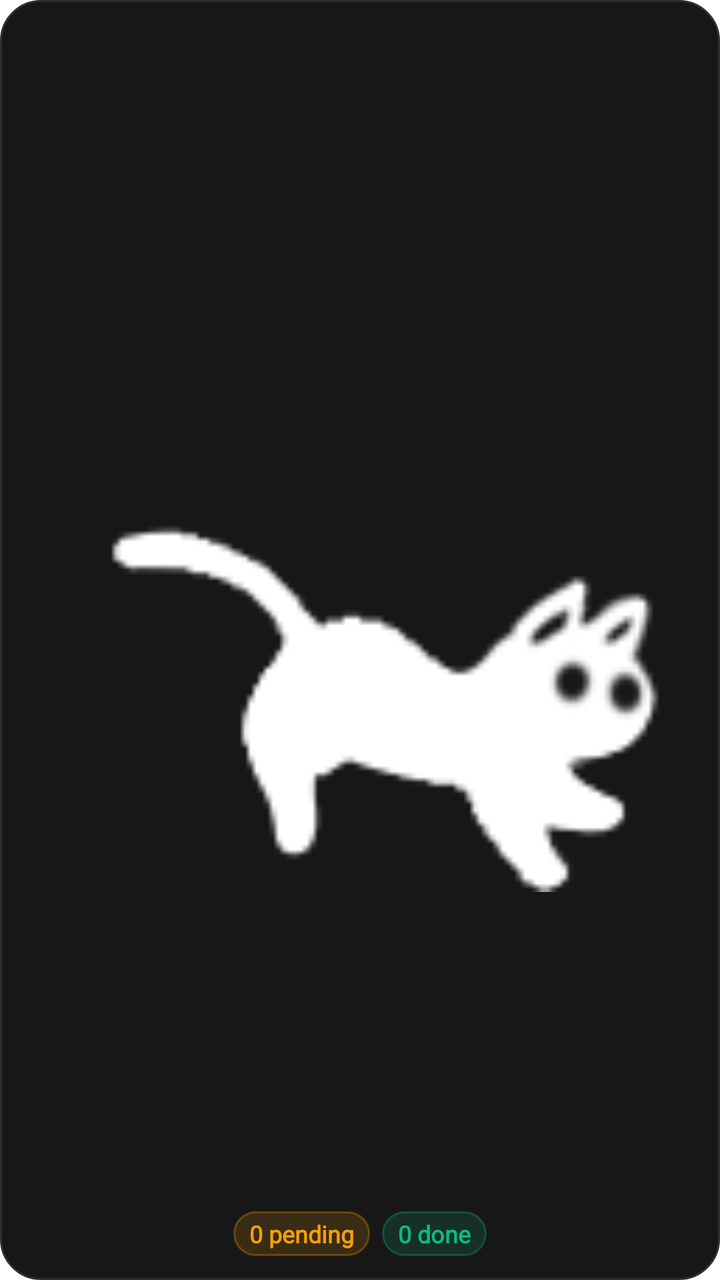
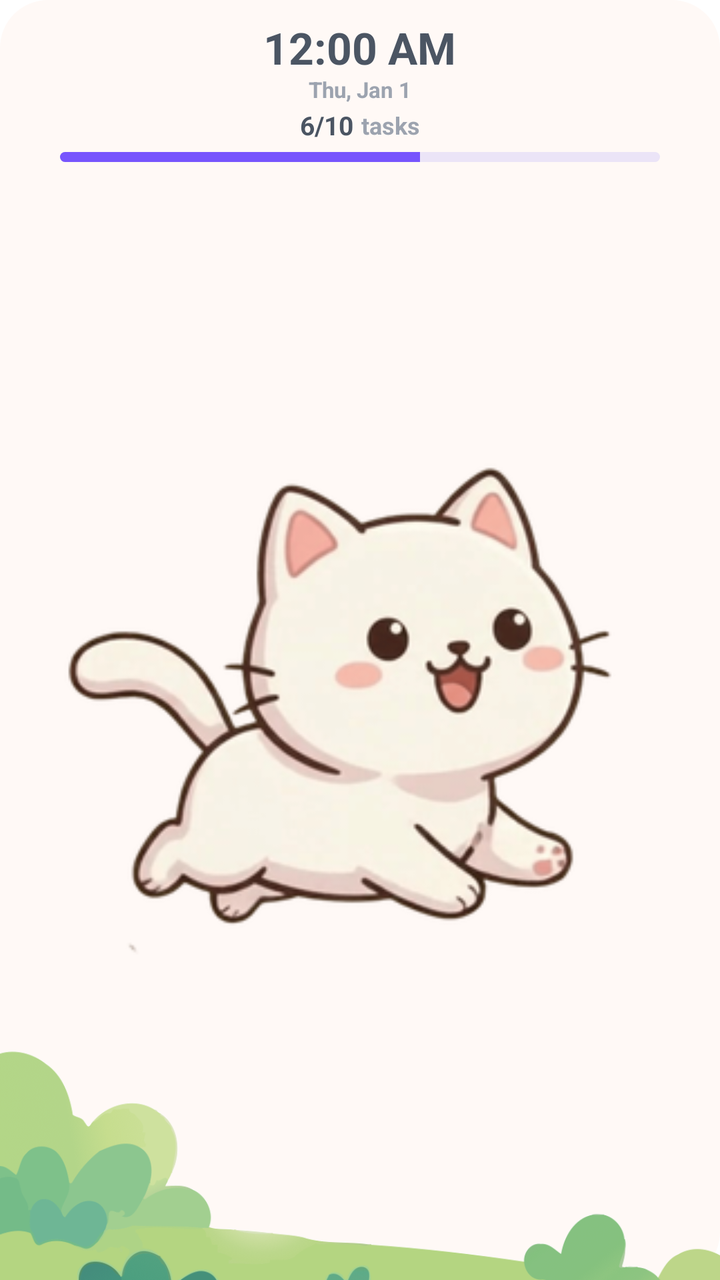

An Android layout rendered at two revisions. The XML below is the earlier revision; the diff shows what the commit changed to produce the second picture.
<!-- AndroidManifest.xml: fallback theme Theme.MaterialComponents.DayNight.NoActionBar -->
<!-- res/layout/todocat_cat_widget.xml -->
<?xml version="1.0" encoding="utf-8"?>
<LinearLayout xmlns:android="http://schemas.android.com/apk/res/android"
    android:id="@+id/widget_cat_root"
    android:layout_width="match_parent"
    android:layout_height="match_parent"
    android:background="@drawable/widget_background"
    android:gravity="center"
    android:orientation="vertical"
    android:padding="12dp">

    
    <FrameLayout
        android:layout_width="match_parent"
        android:layout_height="0dp"
        android:layout_weight="1">

        
        <ViewFlipper
            android:id="@+id/widget_cat_flipper"
            android:layout_width="match_parent"
            android:layout_height="match_parent"
            android:layout_gravity="center"
            android:autoStart="true"
            android:flipInterval="100">

            <ImageView
                android:id="@+id/widget_cat_frame_0"
                android:layout_width="match_parent"
                android:layout_height="match_parent"
                android:scaleType="fitCenter"
                android:src="@drawable/cat_white_0" />

            <ImageView
                android:id="@+id/widget_cat_frame_1"
                android:layout_width="match_parent"
                android:layout_height="match_parent"
                android:scaleType="fitCenter"
                android:src="@drawable/cat_white_1" />

            <ImageView
                android:id="@+id/widget_cat_frame_2"
                android:layout_width="match_parent"
                android:layout_height="match_parent"
                android:scaleType="fitCenter"
                android:src="@drawable/cat_white_2" />

            <ImageView
                android:id="@+id/widget_cat_frame_3"
                android:layout_width="match_parent"
                android:layout_height="match_parent"
                android:scaleType="fitCenter"
                android:src="@drawable/cat_white_3" />

            <ImageView
                android:id="@+id/widget_cat_frame_4"
                android:layout_width="match_parent"
                android:layout_height="match_parent"
                android:scaleType="fitCenter"
                android:src="@drawable/cat_white_4" />

            <ImageView
                android:id="@+id/widget_cat_frame_5"
                android:layout_width="match_parent"
                android:layout_height="match_parent"
                android:scaleType="fitCenter"
                android:src="@drawable/cat_white_5" />

            <ImageView
                android:id="@+id/widget_cat_frame_6"
                android:layout_width="match_parent"
                android:layout_height="match_parent"
                android:scaleType="fitCenter"
                android:src="@drawable/cat_white_6" />
        </ViewFlipper>

        
        <ImageView
            android:id="@+id/widget_cat_sleeping"
            android:layout_width="match_parent"
            android:layout_height="match_parent"
            android:layout_gravity="center"
            android:scaleType="fitCenter"
            android:src="@drawable/cat_white_0"
            android:visibility="gone" />
    </FrameLayout>

    
    <LinearLayout
        android:id="@+id/widget_cat_counts_row"
        android:layout_width="wrap_content"
        android:layout_height="wrap_content"
        android:layout_marginTop="6dp"
        android:gravity="center"
        android:orientation="horizontal">

        
        <TextView
            android:id="@+id/widget_cat_pending_count"
            android:layout_width="wrap_content"
            android:layout_height="wrap_content"
            android:background="@drawable/widget_count_badge_pending"
            android:fontFamily="@font/sniglet"
            android:paddingStart="8dp"
            android:paddingTop="3dp"
            android:paddingEnd="8dp"
            android:paddingBottom="3dp"
            android:text="0 pending"
            android:textColor="#F59E0B"
            android:textSize="12sp"
            android:textStyle="bold" />

        
        <TextView
            android:id="@+id/widget_cat_completed_count"
            android:layout_width="wrap_content"
            android:layout_height="wrap_content"
            android:layout_marginStart="6dp"
            android:background="@drawable/widget_count_badge_completed"
            android:fontFamily="@font/sniglet"
            android:paddingStart="8dp"
            android:paddingTop="3dp"
            android:paddingEnd="8dp"
            android:paddingBottom="3dp"
            android:text="0 done"
            android:textColor="#10B981"
            android:textSize="12sp"
            android:textStyle="bold" />
    </LinearLayout>

</LinearLayout>
<!-- resources referenced by this layout -->
<resources>
  <!-- drawable cat_white_0: png bitmap (drawable, 2190 bytes) -->
  <!-- drawable cat_white_1: png bitmap (drawable, 2000 bytes) -->
  <!-- drawable cat_white_2: png bitmap (drawable, 1986 bytes) -->
  <!-- drawable cat_white_3: png bitmap (drawable, 2250 bytes) -->
  <!-- drawable cat_white_4: png bitmap (drawable, 2505 bytes) -->
  <!-- drawable cat_white_5: png bitmap (drawable, 2565 bytes) -->
  <!-- drawable cat_white_6: png bitmap (drawable, 2297 bytes) -->
  <!-- drawable widget_background (drawable) -->
  <?xml version="1.0" encoding="utf-8"?>
  <shape xmlns:android="http://schemas.android.com/apk/res/android">
      <solid android:color="#171717"/>
      <stroke android:width="1dp" android:color="#2E2E2E"/>
      <corners android:radius="20dp"/>
  </shape>
  <!-- drawable widget_count_badge_completed (drawable) -->
  <?xml version="1.0" encoding="utf-8"?>
  <shape xmlns:android="http://schemas.android.com/apk/res/android">
      <solid android:color="#2610B981" />
      <corners android:radius="12dp" />
      <stroke android:width="1dp" android:color="#4D10B981" />
  </shape>
  <!-- drawable widget_count_badge_pending (drawable) -->
  <?xml version="1.0" encoding="utf-8"?>
  <shape xmlns:android="http://schemas.android.com/apk/res/android">
      <solid android:color="#26F59E0B" />
      <corners android:radius="12dp" />
      <stroke android:width="1dp" android:color="#4DF59E0B" />
  </shape>
</resources>

<!-- the commit's change to res/layout/todocat_cat_widget.xml (unified diff, before → after) -->
@@ -1,130 +1,223 @@
 <?xml version="1.0" encoding="utf-8"?>
-<LinearLayout xmlns:android="http://schemas.android.com/apk/res/android"
+<FrameLayout xmlns:android="http://schemas.android.com/apk/res/android"
     android:id="@+id/widget_cat_root"
     android:layout_width="match_parent"
     android:layout_height="match_parent"
-    android:background="@drawable/widget_background"
-    android:gravity="center"
-    android:orientation="vertical"
-    android:padding="12dp">
+    android:background="@drawable/widget_cat_background">
 
     
-    <FrameLayout
+    <ImageView
+        android:id="@+id/widget_cat_grass_bg"
         android:layout_width="match_parent"
-        android:layout_height="0dp"
-        android:layout_weight="1">
-
-        
-        <ViewFlipper
-            android:id="@+id/widget_cat_flipper"
+        android:layout_height="match_parent"
+        android:scaleType="fitEnd"
+        android:src="@drawable/widget_cat_grass" />
+
+    
+    <LinearLayout
+        android:layout_width="match_parent"
+        android:layout_height="match_parent"
+        android:gravity="center_horizontal"
+        android:orientation="vertical"
+        android:paddingStart="12dp"
+        android:paddingTop="12dp"
+        android:paddingEnd="12dp"
+        android:paddingBottom="4dp">
+
+        
+        <TextClock
+            android:id="@+id/widget_cat_time"
+            android:layout_width="wrap_content"
+            android:layout_height="wrap_content"
+            android:fontFamily="sans-serif-rounded"
+            android:format12Hour="h:mm a"
+            android:format24Hour="HH:mm"
+            android:includeFontPadding="false"
+            android:textColor="#4B5563"
+            android:textSize="22sp"
+            android:textStyle="bold" />
+
+        
+        <TextClock
+            android:id="@+id/widget_cat_date"
+            android:layout_width="wrap_content"
+            android:layout_height="wrap_content"
+            android:layout_marginTop="1dp"
+            android:fontFamily="sans-serif-rounded"
+            android:format12Hour="EEE, MMM d"
+            android:format24Hour="EEE, MMM d"
+            android:includeFontPadding="false"
+            android:textColor="#9CA3AF"
+            android:textSize="11sp"
+            android:textStyle="bold" />
+
+        
+        <LinearLayout
+            android:id="@+id/widget_cat_ratio_container"
+            android:layout_width="wrap_content"
+            android:layout_height="wrap_content"
+            android:layout_marginTop="4dp"
+            android:gravity="center_vertical"
+            android:orientation="horizontal">
+
+            <TextView
+                android:id="@+id/widget_cat_ratio"
+                android:layout_width="wrap_content"
+                android:layout_height="wrap_content"
+                android:fontFamily="sans-serif-rounded"
+                android:includeFontPadding="false"
+                android:text="6/10"
+                android:textColor="#4B5563"
+                android:textSize="13sp"
+                android:textStyle="bold" />
+
+            <TextView
+                android:id="@+id/widget_cat_ratio_label"
+                android:layout_width="wrap_content"
+                android:layout_height="wrap_content"
+                android:layout_marginStart="4dp"
+                android:fontFamily="sans-serif-rounded"
+                android:includeFontPadding="false"
+                android:text="tasks"
+                android:textColor="#9CA3AF"
+                android:textSize="12sp"
+                android:textStyle="bold" />
+        </LinearLayout>
+
+        
+        <ProgressBar
+            android:id="@+id/widget_cat_progress"
+            style="?android:attr/progressBarStyleHorizontal"
             android:layout_width="match_parent"
-            android:layout_height="match_parent"
-            android:layout_gravity="center"
-            android:autoStart="true"
-            android:flipInterval="100">
-
-            <ImageView
-                android:id="@+id/widget_cat_frame_0"
+            android:layout_height="5dp"
+            android:layout_marginStart="18dp"
+            android:layout_marginTop="5dp"
+            android:layout_marginEnd="18dp"
+            android:max="100"
+            android:progress="60"
+            android:progressDrawable="@drawable/widget_cat_progress" />
+
+        
+        <FrameLayout
+            android:id="@+id/widget_cat_container"
+            android:layout_width="match_parent"
+            android:layout_height="0dp"
+            android:layout_weight="1"
+            android:layout_marginTop="2dp">
+
+            
+            <ViewFlipper
+                android:id="@+id/widget_cat_flipper"
                 android:layout_width="match_parent"
                 android:layout_height="match_parent"
-                android:scaleType="fitCenter"
-                android:src="@drawable/cat_white_0" />
-
-            <ImageView
-                android:id="@+id/widget_cat_frame_1"
+                android:layout_gravity="center"
+                android:autoStart="true"
+                android:flipInterval="100">
+
+                <ImageView
+                    android:id="@+id/widget_cat_frame_0"
+                    android:layout_width="match_parent"
+                    android:layout_height="match_parent"
+                    android:scaleType="fitCenter"
+                    android:src="@drawable/cat_white_0" />
+
+                <ImageView
+                    android:id="@+id/widget_cat_frame_1"
+                    android:layout_width="match_parent"
+                    android:layout_height="match_parent"
+                    android:scaleType="fitCenter"
+                    android:src="@drawable/cat_white_1" />
+
+                <ImageView
+                    android:id="@+id/widget_cat_frame_2"
+                    android:layout_width="match_parent"
+                    android:layout_height="match_parent"
+                    android:scaleType="fitCenter"
+                    android:src="@drawable/cat_white_2" />
+
+                <ImageView
+                    android:id="@+id/widget_cat_frame_3"
+                    android:layout_width="match_parent"
+                    android:layout_height="match_parent"
+                    android:scaleType="fitCenter"
+                    android:src="@drawable/cat_white_3" />
+
+                <ImageView
+                    android:id="@+id/widget_cat_frame_4"
+                    android:layout_width="match_parent"
+                    android:layout_height="match_parent"
+                    android:scaleType="fitCenter"
+                    android:src="@drawable/cat_white_4" />
+
+                <ImageView
+                    android:id="@+id/widget_cat_frame_5"
+                    android:layout_width="match_parent"
+                    android:layout_height="match_parent"
+                    android:scaleType="fitCenter"
+                    android:src="@drawable/cat_white_5" />
+
+                <ImageView
+                    android:id="@+id/widget_cat_frame_6"
+                    android:layout_width="match_parent"
+                    android:layout_height="match_parent"
+                    android:scaleType="fitCenter"
+                    android:src="@drawable/cat_white_6" />
+            </ViewFlipper>
+
+            
+            <ViewFlipper
+                android:id="@+id/widget_cat_sleeping"
                 android:layout_width="match_parent"
                 android:layout_height="match_parent"
-                android:scaleType="fitCenter"
-                android:src="@drawable/cat_white_1" />
-
-            <ImageView
-                android:id="@+id/widget_cat_frame_2"
-                android:layout_width="match_parent"
-                android:layout_height="match_parent"
-                android:scaleType="fitCenter"
-                android:src="@drawable/cat_white_2" />
-
-            <ImageView
-                android:id="@+id/widget_cat_frame_3"
-                android:layout_width="match_parent"
-                android:layout_height="match_parent"
-                android:scaleType="fitCenter"
-                android:src="@drawable/cat_white_3" />
-
-            <ImageView
-                android:id="@+id/widget_cat_frame_4"
-                android:layout_width="match_parent"
-                android:layout_height="match_parent"
-                android:scaleType="fitCenter"
-                android:src="@drawable/cat_white_4" />
-
-            <ImageView
-                android:id="@+id/widget_cat_frame_5"
-                android:layout_width="match_parent"
-                android:layout_height="match_parent"
-                android:scaleType="fitCenter"
-                android:src="@drawable/cat_white_5" />
-
-            <ImageView
-                android:id="@+id/widget_cat_frame_6"
-                android:layout_width="match_parent"
-                android:layout_height="match_parent"
-                android:scaleType="fitCenter"
-                android:src="@drawable/cat_white_6" />
-        </ViewFlipper>
-
-        
-        <ImageView
-            android:id="@+id/widget_cat_sleeping"
-            android:layout_width="match_parent"
-            android:layout_height="match_parent"
-            android:layout_gravity="center"
-            android:scaleType="fitCenter"
-            android:src="@drawable/cat_white_0"
-            android:visibility="gone" />
-    </FrameLayout>
-
-    
-    <LinearLayout
-        android:id="@+id/widget_cat_counts_row"
-        android:layout_width="wrap_content"
-        android:layout_height="wrap_content"
-        android:layout_marginTop="6dp"
-        android:gravity="center"
-        android:orientation="horizontal">
-
-        
-        <TextView
-            android:id="@+id/widget_cat_pending_count"
-            android:layout_width="wrap_content"
-            android:layout_height="wrap_content"
-            android:background="@drawable/widget_count_badge_pending"
-            android:fontFamily="@font/sniglet"
-            android:paddingStart="8dp"
-            android:paddingTop="3dp"
-            android:paddingEnd="8dp"
-            android:paddingBottom="3dp"
-            android:text="0 pending"
-            android:textColor="#F59E0B"
-            android:textSize="12sp"
-            android:textStyle="bold" />
-
-        
-        <TextView
-            android:id="@+id/widget_cat_completed_count"
-            android:layout_width="wrap_content"
-            android:layout_height="wrap_content"
-            android:layout_marginStart="6dp"
-            android:background="@drawable/widget_count_badge_completed"
-            android:fontFamily="@font/sniglet"
-            android:paddingStart="8dp"
-            android:paddingTop="3dp"
-            android:paddingEnd="8dp"
-            android:paddingBottom="3dp"
-            android:text="0 done"
-            android:textColor="#10B981"
-            android:textSize="12sp"
-            android:textStyle="bold" />
+                android:layout_gravity="center"
+                android:autoStart="true"
+                android:flipInterval="350"
+                android:visibility="gone">
+
+                <ImageView
+                    android:id="@+id/widget_cat_sleep_0"
+                    android:layout_width="match_parent"
+                    android:layout_height="match_parent"
+                    android:scaleType="fitCenter"
+                    android:src="@drawable/cat_white_sleep_0" />
+
+                <ImageView
+                    android:id="@+id/widget_cat_sleep_1"
+                    android:layout_width="match_parent"
+                    android:layout_height="match_parent"
+                    android:scaleType="fitCenter"
+                    android:src="@drawable/cat_white_sleep_1" />
+
+                <ImageView
+                    android:id="@+id/widget_cat_sleep_2"
+                    android:layout_width="match_parent"
+                    android:layout_height="match_parent"
+                    android:scaleType="fitCenter"
+                    android:src="@drawable/cat_white_sleep_2" />
+
+                <ImageView
+                    android:id="@+id/widget_cat_sleep_3"
+                    android:layout_width="match_parent"
+                    android:layout_height="match_parent"
+                    android:scaleType="fitCenter"
+                    android:src="@drawable/cat_white_sleep_3" />
+
+                <ImageView
+                    android:id="@+id/widget_cat_sleep_4"
+                    android:layout_width="match_parent"
+                    android:layout_height="match_parent"
+                    android:scaleType="fitCenter"
+                    android:src="@drawable/cat_white_sleep_4" />
+
+                <ImageView
+                    android:id="@+id/widget_cat_sleep_5"
+                    android:layout_width="match_parent"
+                    android:layout_height="match_parent"
+                    android:scaleType="fitCenter"
+                    android:src="@drawable/cat_white_sleep_5" />
+            </ViewFlipper>
+        </FrameLayout>
+
     </LinearLayout>
 
-</LinearLayout>
+</FrameLayout>
<!-- resource entries referenced after the edit -->
@@ -1,32 +1,43 @@
 <!-- resources referenced by this layout -->
 <resources>
-  <!-- drawable cat_white_0: png bitmap (drawable, 2190 bytes) -->
-  <!-- drawable cat_white_1: png bitmap (drawable, 2000 bytes) -->
-  <!-- drawable cat_white_2: png bitmap (drawable, 1986 bytes) -->
-  <!-- drawable cat_white_3: png bitmap (drawable, 2250 bytes) -->
-  <!-- drawable cat_white_4: png bitmap (drawable, 2505 bytes) -->
-  <!-- drawable cat_white_5: png bitmap (drawable, 2565 bytes) -->
-  <!-- drawable cat_white_6: png bitmap (drawable, 2297 bytes) -->
-  <!-- drawable widget_background (drawable) -->
+  <!-- drawable cat_white_0: png bitmap (drawable, 52245 bytes) -->
+  <!-- drawable cat_white_1: png bitmap (drawable, 53957 bytes) -->
+  <!-- drawable cat_white_2: png bitmap (drawable, 53964 bytes) -->
+  <!-- drawable cat_white_3: png bitmap (drawable, 54060 bytes) -->
+  <!-- drawable cat_white_4: png bitmap (drawable, 56073 bytes) -->
+  <!-- drawable cat_white_5: png bitmap (drawable, 57547 bytes) -->
+  <!-- drawable cat_white_6: png bitmap (drawable, 54485 bytes) -->
+  <!-- drawable cat_white_sleep_0: png bitmap (drawable, 39766 bytes) -->
+  <!-- drawable cat_white_sleep_1: png bitmap (drawable, 40058 bytes) -->
+  <!-- drawable cat_white_sleep_2: png bitmap (drawable, 40201 bytes) -->
+  <!-- drawable cat_white_sleep_3: png bitmap (drawable, 40574 bytes) -->
+  <!-- drawable cat_white_sleep_4: png bitmap (drawable, 42385 bytes) -->
+  <!-- drawable cat_white_sleep_5: png bitmap (drawable, 43227 bytes) -->
+  <!-- drawable widget_cat_background (drawable) -->
   <?xml version="1.0" encoding="utf-8"?>
-  <shape xmlns:android="http://schemas.android.com/apk/res/android">
-      <solid android:color="#171717"/>
-      <stroke android:width="1dp" android:color="#2E2E2E"/>
-      <corners android:radius="20dp"/>
+  <shape xmlns:android="http://schemas.android.com/apk/res/android"
+      android:shape="rectangle">
+      <solid android:color="#FFF9F6" />
+      <corners android:radius="24dp" />
   </shape>
-  <!-- drawable widget_count_badge_completed (drawable) -->
+  <!-- drawable widget_cat_grass: png bitmap (drawable, 52345 bytes) -->
+  <!-- drawable widget_cat_progress (drawable) -->
   <?xml version="1.0" encoding="utf-8"?>
-  <shape xmlns:android="http://schemas.android.com/apk/res/android">
-      <solid android:color="#2610B981" />
-      <corners android:radius="12dp" />
-      <stroke android:width="1dp" android:color="#4D10B981" />
-  </shape>
-  <!-- drawable widget_count_badge_pending (drawable) -->
-  <?xml version="1.0" encoding="utf-8"?>
-  <shape xmlns:android="http://schemas.android.com/apk/res/android">
-      <solid android:color="#26F59E0B" />
-      <corners android:radius="12dp" />
-      <stroke android:width="1dp" android:color="#4DF59E0B" />
-  </shape>
+  <layer-list xmlns:android="http://schemas.android.com/apk/res/android">
+      <item android:id="@android:id/background">
+          <shape android:shape="rectangle">
+              <corners android:radius="10dp" />
+              <solid android:color="#EBE4F7" />
+          </shape>
+      </item>
+      <item android:id="@android:id/progress">
+          <clip>
+              <shape android:shape="rectangle">
+                  <corners android:radius="10dp" />
+                  <solid android:color="#7755FD" />
+              </shape>
+          </clip>
+      </item>
+  </layer-list>
 </resources>
 
